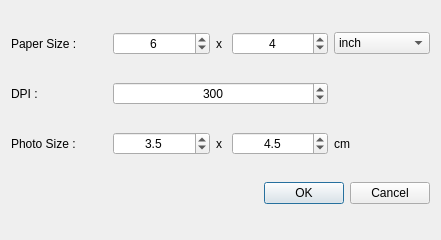
Before: the Qt Designer form src/gridsetup_dialog.ui in ksharindam/photoquick, drawn with Qt 5.
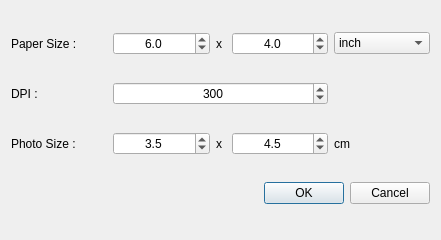
After: the same form once the commit is applied.

What changed in the file:
```diff
--- a/src/gridsetup_dialog.ui
+++ b/src/gridsetup_dialog.ui
@@ -38,22 +38,6 @@
      </property>
     </widget>
    </item>
-   <item row="0" column="1">
-    <widget class="QSpinBox" name="spinPaperWidth">
-     <property name="alignment">
-      <set>Qt::AlignCenter</set>
-     </property>
-     <property name="minimum">
-      <number>1</number>
-     </property>
-     <property name="maximum">
-      <number>500</number>
-     </property>
-     <property name="value">
-      <number>6</number>
-     </property>
-    </widget>
-   </item>
    <item row="2" column="1">
     <widget class="QDoubleSpinBox" name="spinPhotoWidth">
      <property name="alignment">
@@ -93,22 +77,6 @@
      </property>
     </widget>
    </item>
-   <item row="0" column="3">
-    <widget class="QSpinBox" name="spinPaperHeight">
-     <property name="alignment">
-      <set>Qt::AlignCenter</set>
-     </property>
-     <property name="minimum">
-      <number>1</number>
-     </property>
-     <property name="maximum">
-      <number>500</number>
-     </property>
-     <property name="value">
-      <number>4</number>
-     </property>
-    </widget>
-   </item>
    <item row="2" column="3">
     <widget class="QDoubleSpinBox" name="spinPhotoHeight">
      <property name="alignment">
@@ -180,6 +148,50 @@
      </property>
     </widget>
    </item>
+   <item row="0" column="1">
+    <widget class="QDoubleSpinBox" name="spinPaperWidth">
+     <property name="alignment">
+      <set>Qt::AlignCenter</set>
+     </property>
+     <property name="decimals">
+      <number>1</number>
+     </property>
+     <property name="minimum">
+      <double>1.000000000000000</double>
+     </property>
+     <property name="maximum">
+      <double>30.000000000000000</double>
+     </property>
+     <property name="singleStep">
+      <double>0.500000000000000</double>
+     </property>
+     <property name="value">
+      <double>6.000000000000000</double>
+     </property>
+    </widget>
+   </item>
+   <item row="0" column="3">
+    <widget class="QDoubleSpinBox" name="spinPaperHeight">
+     <property name="alignment">
+      <set>Qt::AlignCenter</set>
+     </property>
+     <property name="decimals">
+      <number>1</number>
+     </property>
+     <property name="minimum">
+      <double>1.000000000000000</double>
+     </property>
+     <property name="maximum">
+      <double>30.000000000000000</double>
+     </property>
+     <property name="singleStep">
+      <double>0.500000000000000</double>
+     </property>
+     <property name="value">
+      <double>4.000000000000000</double>
+     </property>
+    </widget>
+   </item>
   </layout>
  </widget>
  <resources/>
```
Left out of the diff: 8 changed lines with no effect on the pictures.
